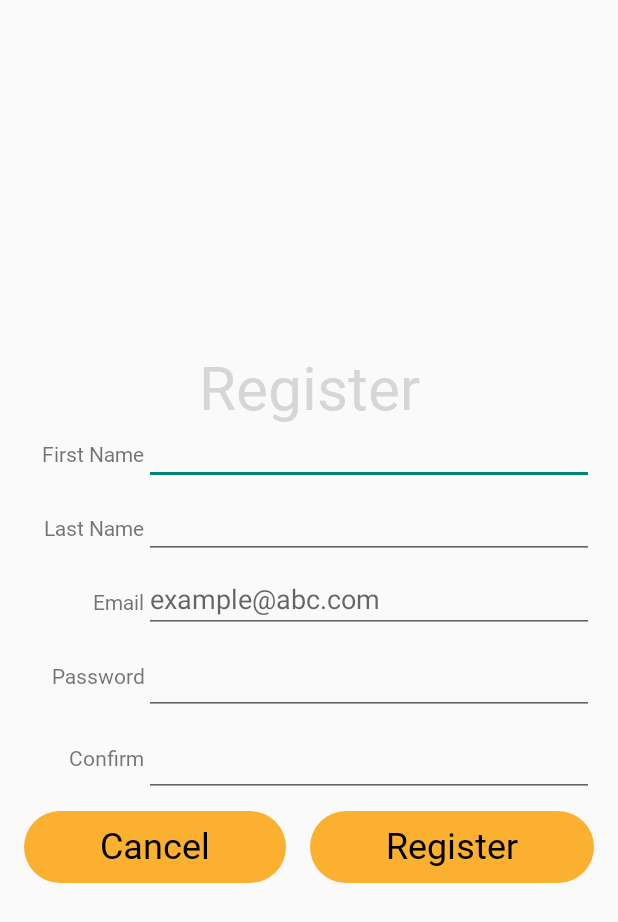
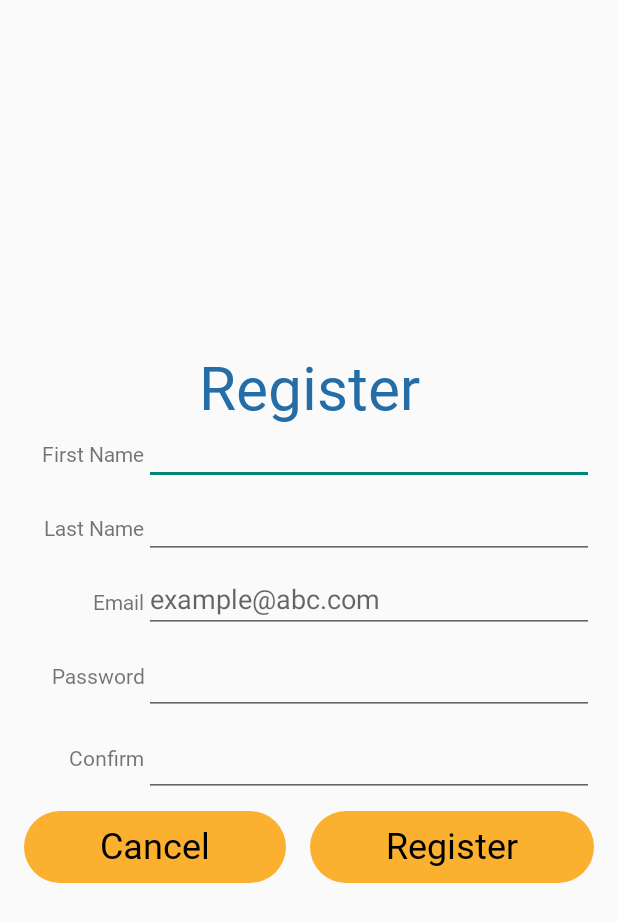
Before and after one commit to NeonEDuck/taxi-go, an Android app: the screen it shows after launch (RegisterActivity), after a tap on "Register", on a phone screen of 412 x 824 dp. Shown: the top 922 px of the screen. Run offline under Robolectric (Android 15) with nearby library versions, the phone set to English and light mode, and no system bars.

Commit message:
fix color error

```diff
--- a/app/src/main/java/com/example/taxi_go/SelectActivity.kt
+++ b/app/src/main/java/com/example/taxi_go/SelectActivity.kt
@@ -15,5 +15,10 @@ class SelectActivity : AppCompatActivity() {
             intent = Intent(this, MrtActivity::class.java)
             startActivity(intent)
         }
+
+        views.btnAccessibility.setOnClickListener {
+            intent = Intent(this, MrtActivity::class.java)
+            startActivity(intent)
+        }
     }
 }
--- a/app/src/main/res/layout/activity_select.xml
+++ b/app/src/main/res/layout/activity_select.xml
@@ -24,7 +24,7 @@
             android:gravity="center|end"
             android:layoutDirection="rtl"
             android:padding="32dp"
-            android:background="@color/blue" >
+            android:background="?attr/colorPrimary" >
 
             <LinearLayout
                 android:id="@+id/lavStatusBarRight"
--- a/app/src/main/res/values/themes.xml
+++ b/app/src/main/res/values/themes.xml
@@ -2,8 +2,8 @@
     <!-- Base application theme. -->
     <style name="Theme.Main" parent="Theme.AppCompat.DayNight.NoActionBar">
         <!-- Primary brand color. -->
-        <item name="colorPrimary">@color/blue</item>
-        <item name="colorPrimaryVariant">@color/blue</item>
+        <item name="colorPrimary">@color/blue_200</item>
+        <item name="colorPrimaryVariant">@color/blue_700</item>
         <item name="colorOnPrimary">@color/white</item>
         <!-- Secondary brand color. -->
         <item name="colorSecondary">@color/yellow_200</item>
```
